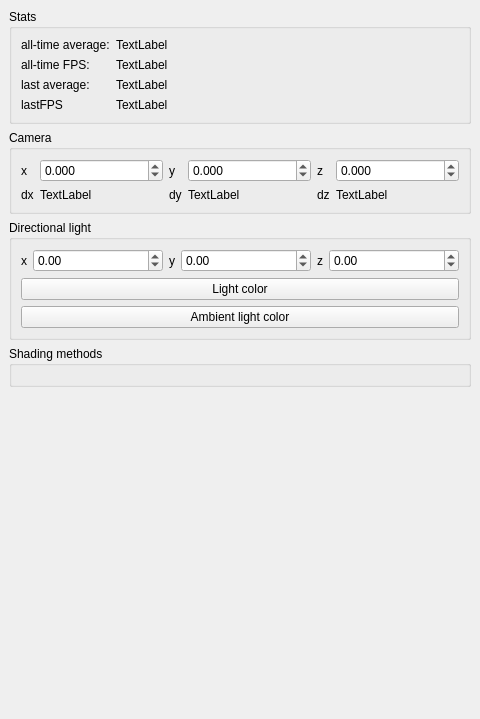
Old version of the form Showcase/forms/Settings.ui in the repository LMauricius/VitraeShowcase.
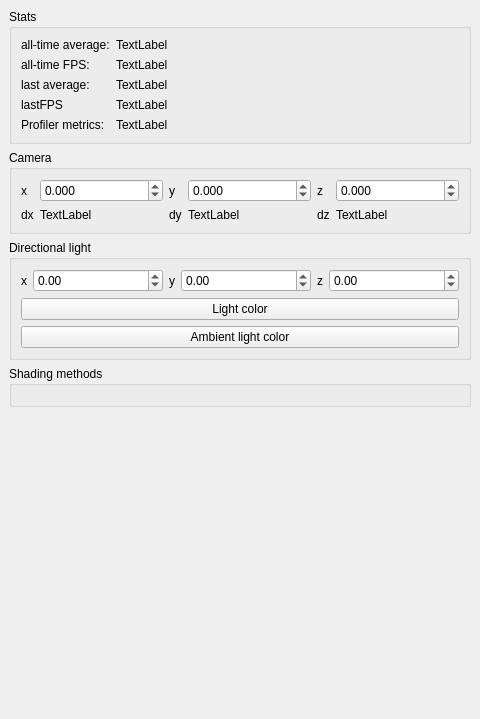
New version of the form.

Commit message: Support for MMeter metrics in Showcase

The edit to the form file:
```diff
--- a/Showcase/forms/Settings.ui
+++ b/Showcase/forms/Settings.ui
@@ -107,6 +107,20 @@
          </property>
         </widget>
        </item>
+       <item row="4" column="0">
+        <widget class="QLabel" name="label_14">
+         <property name="text">
+          <string>Profiler metrics:</string>
+         </property>
+        </widget>
+       </item>
+       <item row="4" column="1">
+        <widget class="QLabel" name="profilerMetrics">
+         <property name="text">
+          <string>TextLabel</string>
+         </property>
+        </widget>
+       </item>
       </layout>
      </widget>
     </item>
```
Left out of the diff: 26 changed lines with no effect on the pictures. The commit also changes 5 other files.
